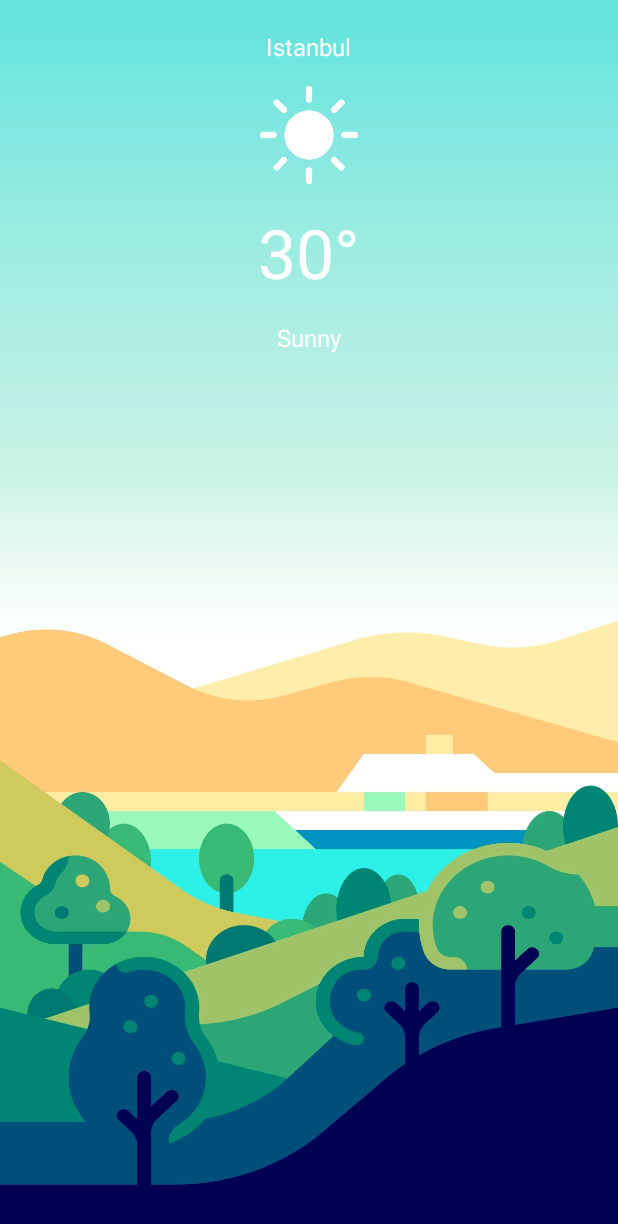
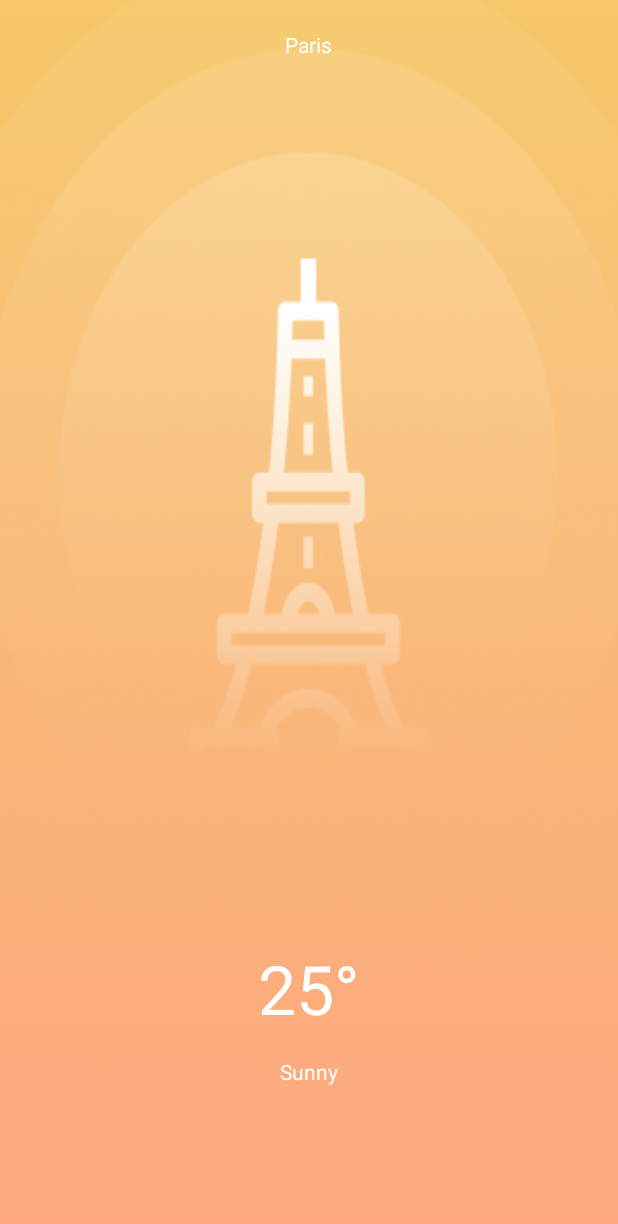
Before and after one commit to canonall/WeatherApp, an Android app: the screen it shows after launch (CityDetailsActivity), after a tap on "Sunny", on a phone screen of 412 x 824 dp. Shown: the top 1224 px of the screen. Run offline under Robolectric (Android 15) with nearby library versions, the phone set to English and light mode, and no system bars.

Commit message:
Minor UI Fixes

```diff
--- a/app/src/main/java/com/canonal/weatherapp/CityDetailsActivity.kt
+++ b/app/src/main/java/com/canonal/weatherapp/CityDetailsActivity.kt
@@ -18,23 +18,16 @@ class CityDetailsActivity : AppCompatActivity() {
 
 
         val tvDetailCityName = findViewById<TextView>(R.id.tv_detail_city_name)
-        val tvDetailIcon= findViewById<ImageView>(R.id.iv_detail_icon)
         val tvDetailTemperature = findViewById<TextView>(R.id.tv_detail_temperature)
         val tvDetailWeatherDescription = findViewById<TextView>(R.id.tv_detail_weather_description)
         val rlDetailMainLayout = findViewById<RelativeLayout>(R.id.rl_detail_main_layout)
 
-
         val cities= intent.getParcelableArrayListExtra<City>("cities")
         val position: Int= intent.getIntExtra("position",-1)
-
 
         tvDetailCityName.text = cities?.get(position)?.name
         tvDetailTemperature.text = cities?.get(position)?.weather?.temperature
         tvDetailWeatherDescription.text = cities?.get(position)?.weather?.weatherDescription
-
-        val iconId = applicationContext.resources.getIdentifier(cities?.get(position)?.weather?.icon,"drawable",applicationContext.packageName)
-        val drawableIcon= ResourcesCompat.getDrawable(applicationContext.resources,iconId,applicationContext.theme)
-        tvDetailIcon.setImageDrawable(drawableIcon)
 
         val imageId = applicationContext.resources.getIdentifier(cities?.get(position)?.image,"drawable",applicationContext.packageName)
         val drawableImage= ResourcesCompat.getDrawable(applicationContext.resources,imageId,application.theme)
--- a/app/src/main/java/com/canonal/weatherapp/data/Data.kt
+++ b/app/src/main/java/com/canonal/weatherapp/data/Data.kt
@@ -12,25 +12,24 @@ object Data {
             val cities: ArrayList<City> = arrayListOf()
 
             val iconSunny = context.resources.getResourceEntryName(R.drawable.ic_sunny)
-            val iconCloudy = context.resources.getResourceEntryName(R.drawable.ic_cloudy)
+            val iconCloudy = context.resources.getResourceEntryName(R.drawable.ic_snowy)
             val iconRainy = context.resources.getResourceEntryName(R.drawable.ic_rainy)
 
-            val weatherIstanbul = Weather("Sunny", "30°", iconSunny)
+            val weatherIstanbul = Weather("Sunny", "25°", iconSunny)
             val weatherBerlin = Weather("Rainy", "21°", iconRainy)
-            val weatherLondon = Weather("Cloudy", "18°", iconCloudy)
+            val weatherLondon = Weather("Snowy", "18°", iconCloudy)
 
-            val imageMiniIstanbul = context.resources.getResourceEntryName(R.drawable.sunny_mini)
-            val imageMiniBerlin = context.resources.getResourceEntryName(R.drawable.night_mini)
-            val imageMiniLondon = context.resources.getResourceEntryName(R.drawable.cloudy_mini)
+            val imageMiniIstanbul = context.resources.getResourceEntryName(R.drawable.mini_sunny)
+            val imageMiniBerlin = context.resources.getResourceEntryName(R.drawable.mini_rainy)
+            val imageMiniLondon = context.resources.getResourceEntryName(R.drawable.mini_snowy)
 
-            val imageIstanbul = context.resources.getResourceEntryName(R.drawable.sunny)
-            val imageBerlin = context.resources.getResourceEntryName(R.drawable.night)
-            val imageLondon = context.resources.getResourceEntryName(R.drawable.cloudy)
+            val imageIstanbul = context.resources.getResourceEntryName(R.drawable.background_sunny)
+            val imageBerlin = context.resources.getResourceEntryName(R.drawable.background_rainy)
+            val imageLondon = context.resources.getResourceEntryName(R.drawable.background_snowy)
 
-
-            val cityIstanbul = City("Istanbul", weatherIstanbul, imageIstanbul, imageMiniIstanbul)
-            val cityBerlin = City("Berlin", weatherBerlin, imageBerlin, imageMiniBerlin)
-            val cityLondon = City("London", weatherLondon, imageLondon, imageMiniLondon)
+            val cityIstanbul = City("Paris", weatherIstanbul, imageIstanbul, imageMiniIstanbul)
+            val cityBerlin = City("San Francisco", weatherBerlin, imageBerlin, imageMiniBerlin)
+            val cityLondon = City("New York", weatherLondon, imageLondon, imageMiniLondon)
 
             cities.add(cityIstanbul)
             cities.add(cityBerlin)
--- a/app/src/main/res/layout/activity_city_details.xml
+++ b/app/src/main/res/layout/activity_city_details.xml
@@ -1,6 +1,5 @@
 <?xml version="1.0" encoding="utf-8"?>
 <RelativeLayout xmlns:android="http://schemas.android.com/apk/res/android"
-
     xmlns:tools="http://schemas.android.com/tools"
     android:id="@+id/rl_detail_main_layout"
     android:layout_width="match_parent"
@@ -13,24 +12,15 @@
         android:layout_height="wrap_content"
         android:layout_centerHorizontal="true"
         android:layout_marginTop="20dp"
-        android:layout_marginBottom="15dp"
         android:textColor="@color/white"
-        android:textSize="16sp" />
+        android:textSize="14sp" />
 
-    <ImageView
-        android:id="@+id/iv_detail_icon"
-        android:layout_width="65dp"
-        android:layout_height="65dp"
-        android:layout_marginBottom="15dp"
-        android:layout_below="@+id/tv_detail_city_name"
-        android:layout_centerHorizontal="true"
-        android:scaleType="fitCenter" />
 
     <TextView
         android:id="@+id/tv_detail_temperature"
         android:layout_width="wrap_content"
         android:layout_height="wrap_content"
-        android:layout_below="@+id/iv_detail_icon"
+        android:layout_above="@id/tv_detail_weather_description"
         android:layout_centerHorizontal="true"
         android:layout_marginBottom="15dp"
         android:textColor="@color/white"
@@ -40,9 +30,11 @@
         android:id="@+id/tv_detail_weather_description"
         android:layout_width="wrap_content"
         android:layout_height="wrap_content"
-        android:layout_below="@+id/tv_detail_temperature"
+        android:layout_alignParentBottom="true"
+        android:gravity="center"
         android:layout_centerHorizontal="true"
+        android:layout_marginBottom="100dp"
         android:textColor="@color/white"
-        android:textSize="16sp" />
+        android:textSize="14sp" />
 
 </RelativeLayout>
--- a/app/src/main/res/layout/layout_weather_list_item.xml
+++ b/app/src/main/res/layout/layout_weather_list_item.xml
@@ -26,7 +26,6 @@
             android:textColor="@color/white"
             android:textSize="13sp" />
 
-        <!-- android:gravity="center" -->
         <LinearLayout
             android:layout_width="match_parent"
             android:layout_height="wrap_content"
--- a/app/src/main/res/values/colors.xml
+++ b/app/src/main/res/values/colors.xml
@@ -8,4 +8,8 @@
     <color name="black">#FF000000</color>
     <color name="white">#FFFFFFFF</color>
     <color name="gray_line">#E3DCDB</color>
+
+    <color name="primary">#e0e0e0</color>
+    <color name="primary_dark">#aeaeae</color>
+    <color name="primary_light">#ffffff</color>
 </resources>
--- a/app/src/main/res/values/themes.xml
+++ b/app/src/main/res/values/themes.xml
@@ -2,9 +2,9 @@
     <!-- Base application theme. -->
     <style name="Theme.WeatherApp" parent="Theme.MaterialComponents.DayNight.NoActionBar">
         <!-- Primary brand color. -->
-        <item name="colorPrimary">@color/purple_500</item>
-        <item name="colorPrimaryVariant">@color/purple_700</item>
-        <item name="colorOnPrimary">@color/white</item>
+        <item name="colorPrimary">@color/primary</item>
+        <item name="colorPrimaryVariant">@color/primary_dark</item>
+        <item name="colorOnPrimary">@color/primary_light</item>
         <!-- Secondary brand color. -->
         <item name="colorSecondary">@color/teal_200</item>
         <item name="colorSecondaryVariant">@color/teal_700</item>
```
Also changed, not shown: app/src/main/res/drawable-nodpi/background_rainy.png (added), app/src/main/res/drawable-nodpi/background_snowy.png (added), app/src/main/res/drawable-nodpi/background_sunny.png (added), app/src/main/res/drawable-nodpi/cloudy.png (deleted), app/src/main/res/drawable-nodpi/ic_cloudy.png (deleted), app/src/main/res/drawable-nodpi/ic_snowy.png (added), app/src/main/res/drawable-nodpi/mini_rainy.png (added), app/src/main/res/drawable-nodpi/mini_snowy.png (renamed from app/src/main/res/drawable-nodpi/cloudy_mini.png), app/src/main/res/drawable-nodpi/mini_sunny.png (added), app/src/main/res/drawable-nodpi/night.png (deleted), app/src/main/res/drawable-nodpi/night_mini.png (deleted), app/src/main/res/drawable-nodpi/sunny.png (deleted), app/src/main/res/drawable-nodpi/sunny_mini.png (deleted).
